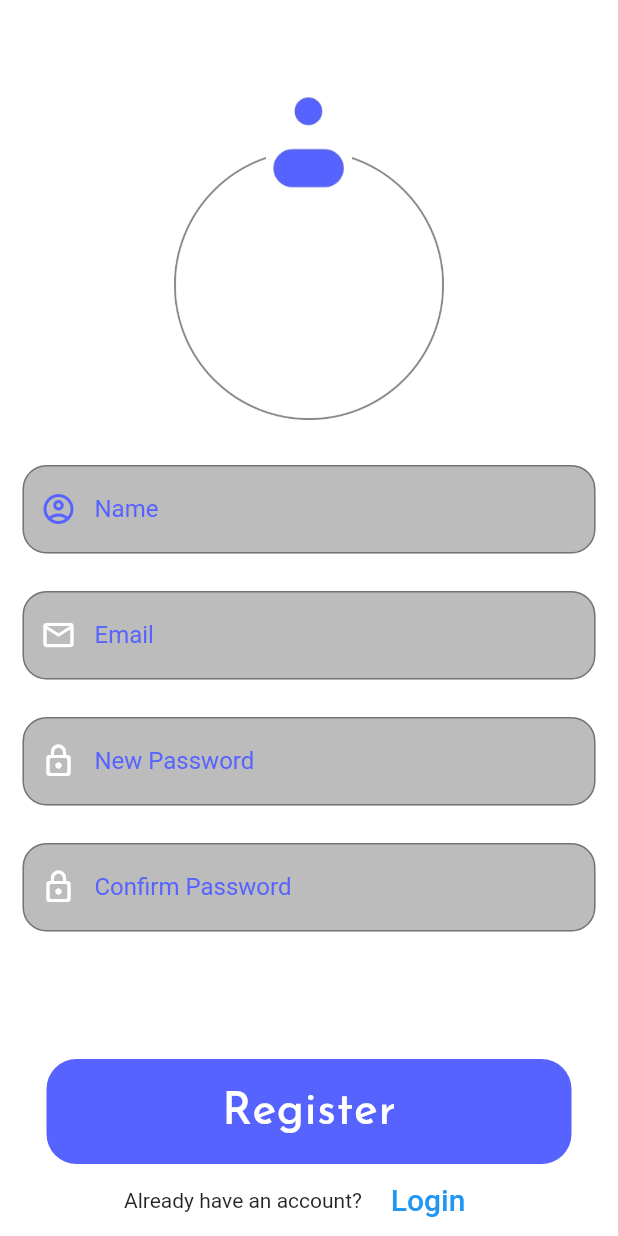
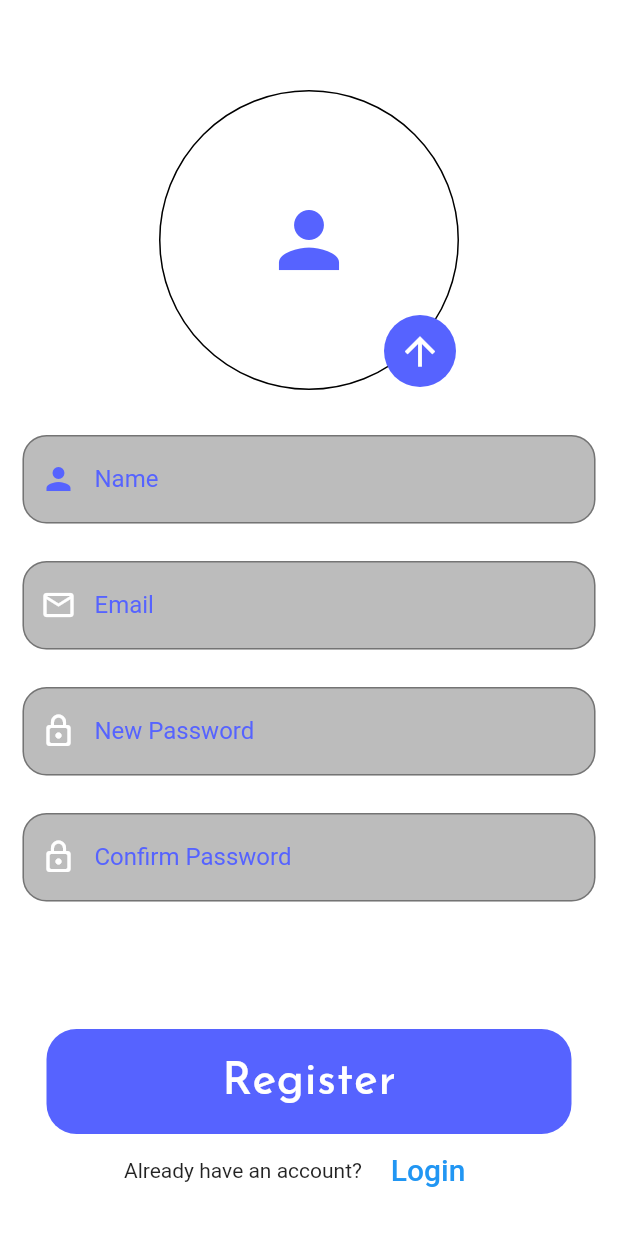
Before and after one commit to JITHIN53/LOgin_screens2, a Flutter app: the PasswordChangingScreen screen opened directly, on a phone screen of 412 x 824 dp. Run offline on Flutter 3.47's test engine with Material 2 defaults, Android fonts, the phone set to English and light mode, and no system bars; our stand-ins replace google_fonts.

Commit message:
finished Screens

```diff
--- a/lib/screens/password_changing_screen.dart
+++ b/lib/screens/password_changing_screen.dart
@@ -19,22 +19,44 @@ class _PasswordChangingScreenState extends State<PasswordChangingScreen> {
           children: [
             Padding(
               padding: const EdgeInsets.only(top: 60, bottom: 10),
-              child: Stack(
-                alignment: Alignment.topCenter,
-                children: <Widget>[
-                  Container(
-                    padding: EdgeInsets.only(top: 40),
-                    child: Image.asset(
-                      'assets/images/Ellipse 56.jpg',
-                      height: 180,
-                      width: 180,
+              child: Container(
+                height: 200,width: 200,
+                decoration: BoxDecoration(
+                  color: Colors.white,
+                  shape: BoxShape.circle,
+                  border: Border.all(
+                    color: Colors.black,
+                  ),
+                ),
+                child: Stack(
+                  children: [
+                    Positioned(top: 0,bottom: 0,left: 0,right: 0,
+                      child: IconButton(
+                        icon: Icon(
+                          Icons.person,color: AppColors.violet3,size: 60,
+                        ),onPressed: (){},
+                      ),
                     ),
-                  ),
-                  ClipRRect(
-                    child: Image.asset('assets/images/Group 345.jpg',
-                        height: 70, width: 70),
-                  ),
-                ],
+                    Positioned(
+                      bottom: 1.0,
+                      right: 1.0,
+                      child: Container(
+                        decoration: BoxDecoration(
+                          shape: BoxShape.circle,
+                          color: AppColors.violet3
+                        ),
+                        child: IconButton(
+                          icon: Icon(
+                            Icons.arrow_upward,
+                            color: Colors.white,
+                            size: 30,
+                          ),
+                          onPressed: () {},
+                        ),
+                      ),
+                    ),
+                  ],
+                ),
               ),
               // child: Image.asset('assets/images/Ellipse 56.jpg',height: 200,width: 200,),
             ),
@@ -51,7 +73,7 @@ class _PasswordChangingScreenState extends State<PasswordChangingScreen> {
                 child: TextField(
                   decoration: InputDecoration(
                     prefixIcon: Icon(
-                      Icons.account_circle_outlined,
+                      Icons.person,
                       color: AppColors.violet3,
                     ),
                     border: OutlineInputBorder(
```
